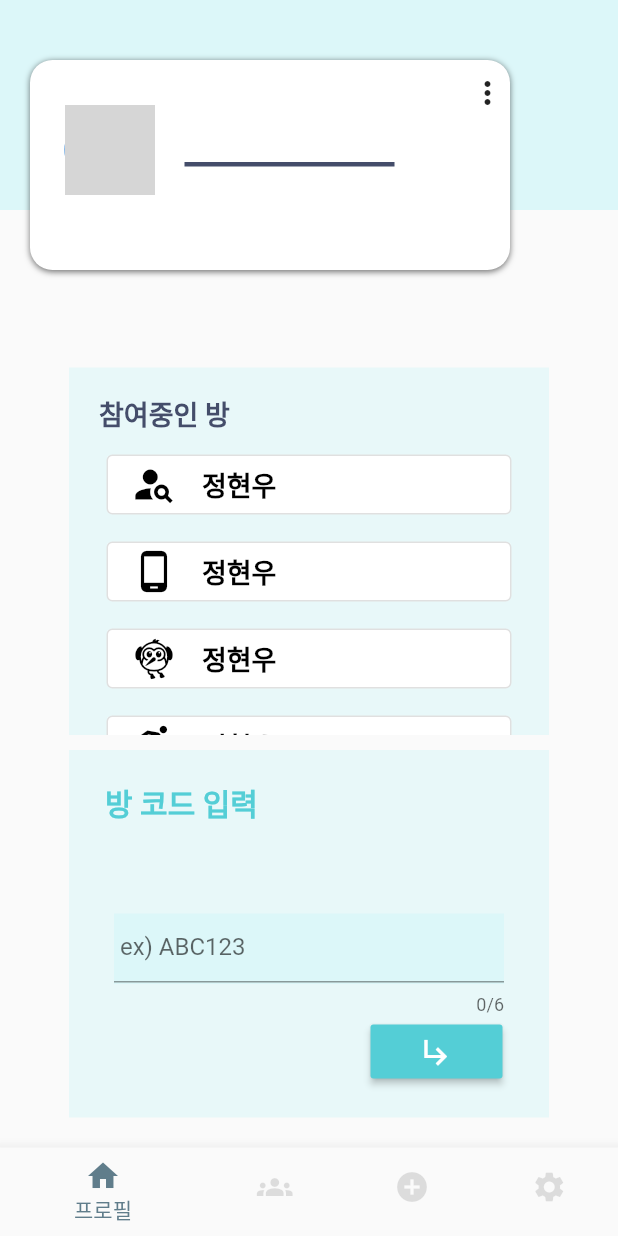
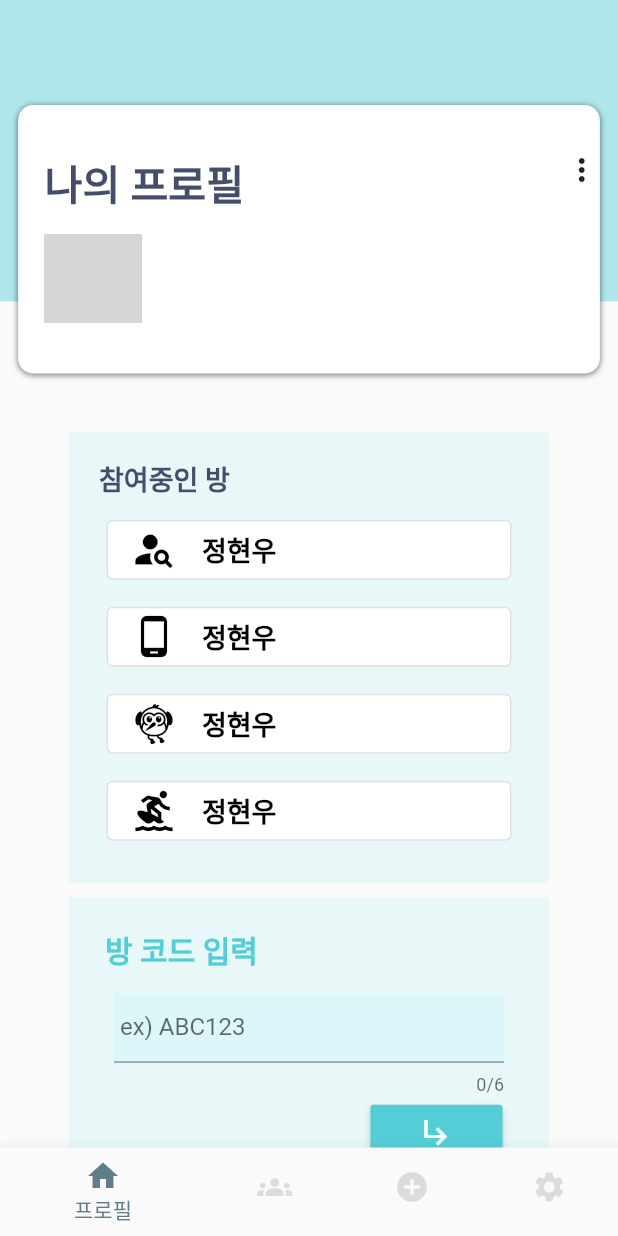
Before and after one commit to HealMeGitproject/wiseHealthLife, a Flutter app: the screen it shows once a user with an empty profile is signed in, on a phone screen of 412 x 824 dp. Run offline on Flutter 3.47's test engine with Material 2 defaults, Android fonts, the phone set to English and light mode, and no system bars; our stand-ins replace cloud_firestore, firebase_auth, firebase_core, flutter_countdown_timer, flutter_local_notifications, flutter_screenutil and 9 more; missing offline and left inert: flutter_facebook_auth, light, sign_button, transition; accounts and stored records are empty; network calls fail; statements that could not run were skipped; grey boxes are pictures that could not be loaded.

Commit message:
Rework Container

```diff
--- a/lib/screen/first.dart
+++ b/lib/screen/first.dart
@@ -4,6 +4,7 @@ import 'package:flutter/material.dart';
 // ignore: implementation_imports
 import 'package:flutter/src/widgets/container.dart';
 import 'package:firebase_auth/firebase_auth.dart';
+import 'package:flutter_screenutil/flutter_screenutil.dart';
 
 class MyCustomprofile extends StatelessWidget {
   MyCustomprofile({Key? key}) : super(key: key);
@@ -20,85 +21,95 @@ class MyCustomprofile extends StatelessWidget {
           var email = user?.email.toString(); // 유저 이메일
           return Scaffold(
             resizeToAvoidBottomInset : false,
-            body: SafeArea(
+            body: SingleChildScrollView(
               child: Column(
                 children: [
-                  Expanded(
-                    child: Stack(
+                  Stack(
                     children: [
                       Column(
                         crossAxisAlignment: CrossAxisAlignment.stretch,
                         children: [
                           Container(                          //프로필 흰색 컨테이너 배경(청록색?)
-                              color: const Color(0xffDCF7F9),
-                              height: 140,
+                            color: const Color(0xffAEE6EA),
+                            height: 198.h,
                           ),
                         ],),
                       Container(
-                          margin: const EdgeInsets.fromLTRB(20, 40, 20, 10), //흰색 컨테이너 위치 조정 왼쪽부터 좌, 상, 우, 하
-                          width: 320,
-                          height: 140,           //흰색 컨테이너 크기 조절
+                        margin: EdgeInsets.fromLTRB(11.w, 69.h, 11.w, 10),
+                        padding: EdgeInsets.fromLTRB(16.w, 31.h, 0.0, 33.h),
                         child: Column(
                           children: [
-                              Expanded(
-                                child: Stack(
+                            Stack(
                               children: [
-                                    Container(              //프사
-                                      padding: EdgeInsets.fromLTRB(20, 30, 0.0, 0.0),
-                                      child: CircleAvatar(
-                                        radius: 30,
-                                        backgroundImage:
-                                        NetworkImage('$photoURL'),
+                                Column(
+                                  crossAxisAlignment: CrossAxisAlignment.start,
+                                  children: [
+                                    Text('나의 프로필',
+                                      style: TextStyle(
+                                        fontSize: 25.sp,
+                                        fontWeight: FontWeight.w900,
+                                        color: Color(0xff444d6a),
+                                        fontFamily: 'Roboto'
                                       ),
                                     ),
-
-
-                                    Container(                       //프로필이름
-                                        child: Text('$username',
-                                          style: TextStyle(
-                                            fontSize: 20,
-                                            fontWeight: FontWeight.bold,
-                                            color: Color(0xff444d6a),
+                                    Row(
+                                      crossAxisAlignment: CrossAxisAlignment.center,
+                                      children: [
+                                        Padding(
+                                          padding: EdgeInsets.only(top: 13.h),
+                                          child: ClipRRect(
+                                            borderRadius: BorderRadius.circular(10.r),
+                                            child: Image.network('$photoURL',
+                                              width: 59.w,
+                                              height: 59.h,
                                             ),
                                           ),
-                                        margin: const EdgeInsets.fromLTRB(100, 37, 0, 0)
                                         ),
-
-
-                                    Container(                       //프로필이름 아래 작대기
-                                      width: 140,
-                                      height: 3,
-                                      color: const Color(0xff444d6a),
-                                      margin: const EdgeInsets.fromLTRB(100, 68, 0, 0),
+                                        SizedBox(width: 3.w,),
+                                        Column(
+                                          crossAxisAlignment: CrossAxisAlignment.start,
+                                          children: [
+                                            SizedBox(height: 6.h,),
+                                            Text('$username',
+                                              style: TextStyle(
+                                                fontSize: 20.sp,
+                                                fontWeight: FontWeight.w900,
+                                                color: Color(0xff444d6a),
+                                                fontFamily: 'Roboto'
                                               ),
-
-
-
-                                    Container(                                        //상태메시지
-                                      child: Text('$email',
+                                            ),
+                                            Text('$email',
                                               style: TextStyle(
-                                          fontSize: 17,
+                                                fontSize: 9.sp,
                                                 color: Color(0xff444d6a),
-                                        ),),
-                                      margin: const EdgeInsets.fromLTRB(100, 76, 0, 0),
-                                    ),
-
-                                    Container(                         //점 3개
-                                      child: Column(
-                                        // ignore: prefer_const_literals_to_create_immutables
-                                        children: [
-                                          const Icon(Icons.more_vert)
-                                        ],
-                                      ),
-                                      margin: const EdgeInsets.fromLTRB(290, 10, 0, 0),
-                                    ),
-                                  ],
+                                                fontWeight: FontWeight.w900,
+                                                fontFamily: 'Roboto'
                                               ),
                                             ),
                                           ],
                                         ),
+                                      ],
+                                    ),
+                                  ],
+                                ),
+                                Row(
+                                  mainAxisAlignment: MainAxisAlignment.end,
+                                  children: [
+                                    SizedBox(width: 17.w),
+                                    InkWell(
+                                      onTap: () {
+                                        print('tap');
+                                      },
+                                      child: Icon(Icons.more_vert),
+                                    ),
+                                  ],
+                                )
+                              ],
+                            ),
+                          ],
+                        ),
                         decoration: BoxDecoration(
-                            borderRadius: BorderRadius.circular(15), //모서리를 둥글게
+                          borderRadius: BorderRadius.circular(10.r), //모서리를 둥글게
                           color: Colors.white,
                           boxShadow: const <BoxShadow>[
                             BoxShadow(
@@ -111,9 +122,8 @@ class MyCustomprofile extends StatelessWidget {
                       ),
                     ],
                   ),
-                  ),
-                  Expanded(
-                    child:Container(                        //참여중인 방의 컨테이너가 되는 컨테이너
+                  Container(                        //참여중인 방의 컨테이너가 되는 컨테이너
+                    margin: EdgeInsets.only(top: 29.h),
                     height: 300.0,
                     width: 320.0,
                     color: const Color(0xffe8f8f9),
@@ -256,15 +266,14 @@ class MyCustomprofile extends StatelessWidget {
                       ],
                     ),
 
-                    ),),
+                  ),
 
 
                   const SizedBox(
                     height: 10,
                   ),  //방코드입력 컨테이너와 참여중인 방 컨테이너 거리 조절 SizedBox
 
-                  Expanded(           //방코드 입력하는 컨테이너
-                    child: Container(
+                  Container(
                     width: 320,
                     height: 200,
                     color: const Color(0xffe8f8f9),
@@ -324,7 +333,6 @@ class MyCustomprofile extends StatelessWidget {
                       ],
                     ),
                   ),
-                  ),
                   const SizedBox(
                     height: 20,
                   ),               //바닥이랑 방코드 입력 컨테이너 거리
```
Lines whose indentation alone changed are shown as unchanged.
